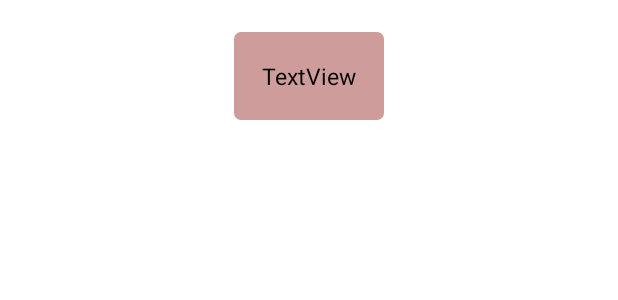
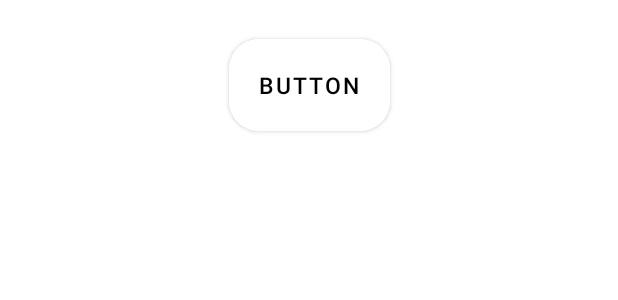
Before and after one commit to edoo37/Rv-Poll, an Android app: the layout items_layout.xml on its own in the app's theme, with its tools: preview values and no code run, on a phone screen of 412 x 824 dp. Shown: the top 300 px of the screen. Run offline under Robolectric (Android 15) with nearby library versions, the phone set to English and light mode, and no system bars.

Commit message:
Sinav Calismasi

```diff
--- a/app/src/main/res/drawable/round_corner.xml
+++ b/app/src/main/res/drawable/round_corner.xml
@@ -1,16 +1,5 @@
-<?xml version="1.0" encoding="utf-8"?>
-<shape xmlns:android="http://schemas.android.com/apk/res/android" >
-    <stroke
-        android:width="1dp"
-        android:color="#ffffff" />
-
-    <solid android:color="#CF9C9C" />
-
-    <padding
-        android:left="1dp"
-        android:right="1dp"
-        android:bottom="1dp"
-        android:top="1dp" />
-
-    <corners android:radius="5dp" />
+<shape xmlns:android="http://schemas.android.com/apk/res/android" android:shape="rectangle" >
+    <solid android:color="#32B6DDD5" />
+    <stroke android:width="3dp" android:color="#FF0059"/>
+    <corners android:radius="10dp" />
 </shape>
--- a/app/src/main/res/layout/items_layout.xml
+++ b/app/src/main/res/layout/items_layout.xml
@@ -5,16 +5,17 @@
     android:layout_width="match_parent"
     android:layout_height="wrap_content">
 
-    <TextView
-        android:id="@+id/textView"
+    <Button
+        android:id="@+id/recyclerView_button"
         android:layout_width="wrap_content"
         android:layout_height="wrap_content"
-        android:text="TextView"
+        android:text="Button"
+        android:backgroundTint="@color/white"
         android:textColor="@color/black"
+        app:cornerRadius="20dp"
         android:textSize="15sp"
         android:layout_marginTop="20dp"
         android:padding="20dp"
-        android:background="@drawable/round_corner"
         app:layout_constraintEnd_toEndOf="parent"
         app:layout_constraintStart_toStartOf="parent"
         app:layout_constraintTop_toTopOf="parent" />
--- a/app/src/main/res/values/colors.xml
+++ b/app/src/main/res/values/colors.xml
@@ -7,4 +7,5 @@
     <color name="teal_700">#FF018786</color>
     <color name="black">#FF000000</color>
     <color name="white">#FFFFFFFF</color>
+    <color name="main_color">#CF9C9C</color>
 </resources>
```
Also changed, not shown: app/src/main/java/com/yasinsenel/rv_poll/ItemAdapter.kt (+22 -14 lines), app/src/main/java/com/yasinsenel/rv_poll/MainActivity.kt (+19 -12 lines).
